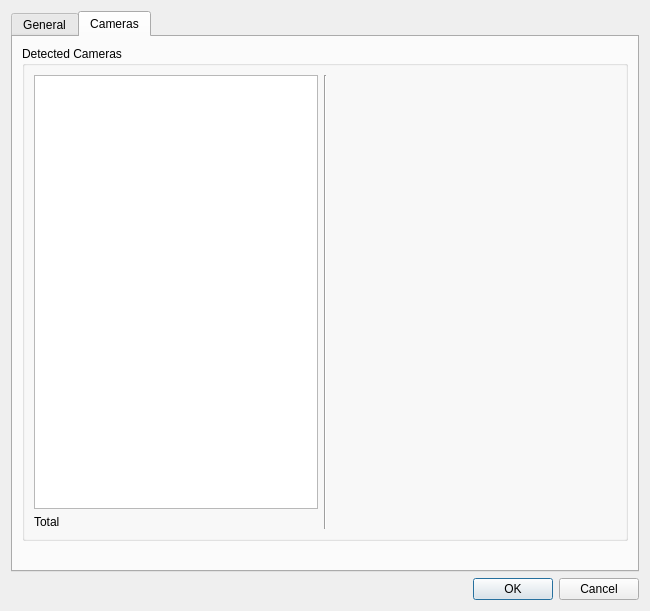
networkoptix/nx_open, file client/src/ui/dialogs/preferences_dialog.ui: the form before one commit.
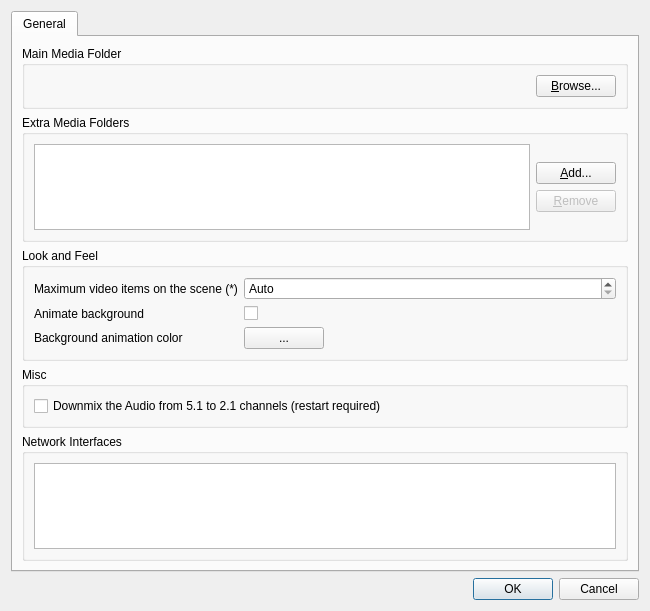
The form after the commit. The open tabs and pages were chosen to show the change. Custom widgets are drawn as their Qt base class.

Diff of the .ui file:
```diff
--- a/client/src/ui/dialogs/preferences_dialog.ui
+++ b/client/src/ui/dialogs/preferences_dialog.ui
@@ -290,119 +290,6 @@
        </item>
       </layout>
      </widget>
-     <widget class="QWidget" name="camerasTab">
-      <attribute name="title">
-       <string>Cameras</string>
-      </attribute>
-      <layout class="QVBoxLayout" name="verticalLayout_7">
-       <item>
-        <widget class="QGroupBox" name="groupBox_5">
-         <property name="title">
-          <string>Detected Cameras</string>
-         </property>
-         <layout class="QHBoxLayout" name="horizontalLayout_3">
-          <item>
-           <layout class="QVBoxLayout" name="verticalLayout_6">
-            <property name="sizeConstraint">
-             <enum>QLayout::SetDefaultConstraint</enum>
-            </property>
-            <item>
-             <widget class="QListWidget" name="camerasList">
-              <property name="sizePolicy">
-               <sizepolicy hsizetype="Preferred" vsizetype="Expanding">
-                <horstretch>0</horstretch>
-                <verstretch>0</verstretch>
-               </sizepolicy>
-              </property>
-              <property name="baseSize">
-               <size>
-                <width>0</width>
-                <height>0</height>
-               </size>
-              </property>
-             </widget>
-            </item>
-            <item>
-             <widget class="QLabel" name="totalCamerasLabel">
-              <property name="text">
-               <string>Total</string>
-              </property>
-             </widget>
-            </item>
-           </layout>
-          </item>
-          <item>
-           <widget class="Line" name="line">
-            <property name="orientation">
-             <enum>Qt::Vertical</enum>
-            </property>
-           </widget>
-          </item>
-          <item>
-           <widget class="QLabel" name="cameraInfoLabel">
-            <property name="sizePolicy">
-             <sizepolicy hsizetype="Preferred" vsizetype="Preferred">
-              <horstretch>0</horstretch>
-              <verstretch>0</verstretch>
-             </sizepolicy>
-            </property>
-            <property name="text">
-             <string/>
-            </property>
-            <property name="alignment">
-             <set>Qt::AlignLeading|Qt::AlignLeft|Qt::AlignTop</set>
-            </property>
-           </widget>
-          </item>
-         </layout>
-        </widget>
-       </item>
-       <item>
-        <widget class="QLabel" name="cameraStatusLabel">
-         <property name="palette">
-          <palette>
-           <active>
-            <colorrole role="WindowText">
-             <brush brushstyle="SolidPattern">
-              <color alpha="255">
-               <red>255</red>
-               <green>0</green>
-               <blue>0</blue>
-              </color>
-             </brush>
-            </colorrole>
-           </active>
-           <inactive>
-            <colorrole role="WindowText">
-             <brush brushstyle="SolidPattern">
-              <color alpha="255">
-               <red>255</red>
-               <green>0</green>
-               <blue>0</blue>
-              </color>
-             </brush>
-            </colorrole>
-           </inactive>
-           <disabled>
-            <colorrole role="WindowText">
-             <brush brushstyle="SolidPattern">
-              <color alpha="255">
-               <red>120</red>
-               <green>120</green>
-               <blue>120</blue>
-              </color>
-             </brush>
-            </colorrole>
-           </disabled>
-          </palette>
-         </property>
-         <property name="text">
-          <string/>
-         </property>
-        </widget>
-       </item>
-      </layout>
-     </widget>
     </widget>
    </item>
    <item>
```
Left out of the diff: 16 changed lines with no effect on the pictures.
